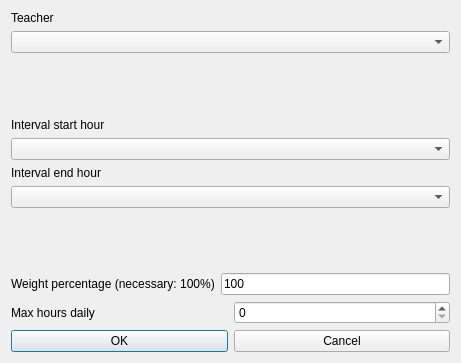
This is fet/src/interface/modifyconstraintteachermaxhoursdailyinintervalform_template.ui in vonmecheln/fet as Qt 5 draws it before an edit. The edited form follows.
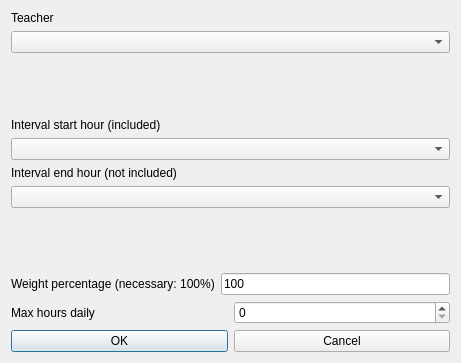
This is the edited form.

```diff
--- a/fet/src/interface/modifyconstraintteachermaxhoursdailyinintervalform_template.ui
+++ b/fet/src/interface/modifyconstraintteachermaxhoursdailyinintervalform_template.ui
@@ -59,7 +59,7 @@
         <enum>QFrame::Plain</enum>
        </property>
        <property name="text">
-        <string>Interval end hour</string>
+        <string extracomment="This field refers to a constraint operating on a given hourly interval. The selected start hour of the interval is included (is counted) in the constraint, while the selected end hour of the interval is not included (is not counted) in the constraint.">Interval end hour (not included)</string>
        </property>
        <property name="wordWrap">
         <bool>false</bool>
@@ -105,7 +105,7 @@
         <enum>QFrame::Plain</enum>
        </property>
        <property name="text">
-        <string>Interval start hour</string>
+        <string extracomment="This field refers to a constraint operating on a given hourly interval. The selected start hour of the interval is included (is counted) in the constraint, while the selected end hour of the interval is not included (is not counted) in the constraint.">Interval start hour (included)</string>
        </property>
        <property name="wordWrap">
         <bool>false</bool>
```
